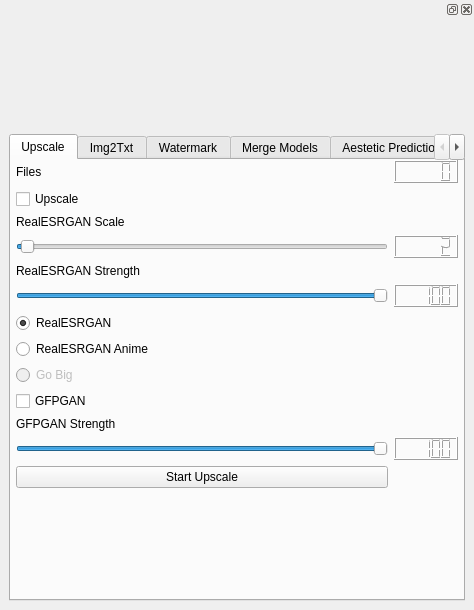
Above: frontend/ui/img_lab.ui from osi1880vr/sd_ui before the change. Below: the same form after it.
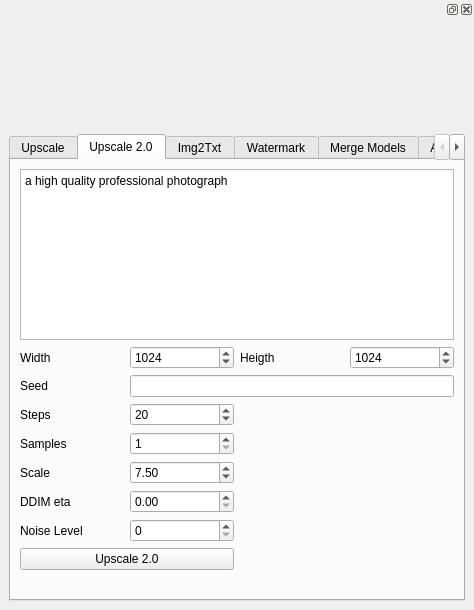
That is the form after the change.

Patch:
```diff
--- a/frontend/ui/img_lab.ui
+++ b/frontend/ui/img_lab.ui
@@ -76,8 +76,11 @@
           </property>
           <item>
            <widget class="QTabWidget" name="imageLab">
+            <property name="enabled">
+             <bool>true</bool>
+            </property>
             <property name="currentIndex">
-             <number>0</number>
+             <number>1</number>
             </property>
             <widget class="QWidget" name="Upscale">
              <attribute name="title">
@@ -263,6 +266,177 @@
               </item>
              </layout>
             </widget>
+            <widget class="QWidget" name="tab_4">
+             <attribute name="title">
+              <string>Upscale 2.0</string>
+             </attribute>
+             <layout class="QGridLayout" name="gridLayout_7">
+              <item row="6" column="0">
+               <widget class="QLabel" name="label_20">
+                <property name="text">
+                 <string>Scale</string>
+                </property>
+               </widget>
+              </item>
+              <item row="10" column="1">
+               <spacer name="verticalSpacer_8">
+                <property name="orientation">
+                 <enum>Qt::Vertical</enum>
+                </property>
+                <property name="sizeHint" stdset="0">
+                 <size>
+                  <width>20</width>
+                  <height>40</height>
+                 </size>
+                </property>
+               </spacer>
+              </item>
+              <item row="3" column="0">
+               <widget class="QLabel" name="label_19">
+                <property name="text">
+                 <string>Steps</string>
+                </property>
+               </widget>
+              </item>
+              <item row="1" column="1">
+               <widget class="QSpinBox" name="upscale_w">
+                <property name="maximum">
+                 <number>4096</number>
+                </property>
+                <property name="value">
+                 <number>1024</number>
+                </property>
+               </widget>
+              </item>
+              <item row="8" column="0">
+               <widget class="QLabel" name="label_22">
+                <property name="text">
+                 <string>Noise Level</string>
+                </property>
+               </widget>
+              </item>
+              <item row="0" column="0" colspan="4">
+               <widget class="QTextEdit" name="textEdit">
+                <property name="html">
+                 <string>&lt;!DOCTYPE HTML PUBLIC &quot;-//W3C//DTD HTML 4.0//EN&quot; &quot;http://www.w3.org/TR/REC-html40/strict.dtd&quot;&gt;
+&lt;html&gt;&lt;head&gt;&lt;meta name=&quot;qrichtext&quot; content=&quot;1&quot; /&gt;&lt;meta charset=&quot;utf-8&quot; /&gt;&lt;style type=&quot;text/css&quot;&gt;
+p, li { white-space: pre-wrap; }
+hr { height: 1px; border-width: 0; }
+&lt;/style&gt;&lt;/head&gt;&lt;body style=&quot; font-family:'Segoe UI'; font-size:9pt; font-weight:400; font-style:normal;&quot;&gt;
+&lt;p style=&quot; margin-top:0px; margin-bottom:0px; margin-left:0px; margin-right:0px; -qt-block-indent:0; text-indent:0px;&quot;&gt;a high quality professional photograph&lt;/p&gt;&lt;/body&gt;&lt;/html&gt;</string>
+                </property>
+               </widget>
+              </item>
+              <item row="1" column="3">
+               <widget class="QSpinBox" name="upscale_h">
+                <property name="maximum">
+                 <number>4096</number>
+                </property>
+                <property name="value">
+                 <number>1024</number>
+                </property>
+               </widget>
+              </item>
+              <item row="1" column="2">
+               <widget class="QLabel" name="label_16">
+                <property name="text">
+                 <string>Heigth</string>
+                </property>
+               </widget>
+              </item>
+              <item row="4" column="1">
+               <widget class="QSpinBox" name="samples">
+                <property name="minimum">
+                 <number>1</number>
+                </property>
+                <property name="maximum">
+                 <number>100</number>
+                </property>
+                <property name="value">
+                 <number>1</number>
+                </property>
+               </widget>
+              </item>
+              <item row="6" column="1">
+               <widget class="QDoubleSpinBox" name="scale">
+                <property name="maximum">
+                 <double>30.000000000000000</double>
+                </property>
+                <property name="singleStep">
+                 <double>0.100000000000000</double>
+                </property>
+                <property name="value">
+                 <double>7.500000000000000</double>
+                </property>
+               </widget>
+              </item>
+              <item row="8" column="1">
+               <widget class="QSpinBox" name="noise_level">
+                <property name="maximum">
+                 <number>350</number>
+                </property>
+               </widget>
+              </item>
+              <item row="3" column="1">
+               <widget class="QSpinBox" name="steps">
+                <property name="maximum">
+                 <number>250</number>
+                </property>
+                <property name="value">
+                 <number>20</number>
+                </property>
+               </widget>
+              </item>
+              <item row="1" column="0">
+               <widget class="QLabel" name="label_15">
+                <property name="text">
+                 <string>Width</string>
+                </property>
+               </widget>
+              </item>
+              <item row="4" column="0">
+               <widget class="QLabel" name="label_18">
+                <property name="text">
+                 <string>Samples</string>
+                </property>
+               </widget>
+              </item>
+              <item row="2" column="1" colspan="3">
+               <widget class="QLineEdit" name="seed"/>
+              </item>
+              <item row="7" column="1">
+               <widget class="QDoubleSpinBox" name="ddim_eta">
+                <property name="maximum">
+                 <double>1.000000000000000</double>
+                </property>
+                <property name="singleStep">
+                 <double>0.100000000000000</double>
+                </property>
+               </widget>
+              </item>
+              <item row="7" column="0">
+               <widget class="QLabel" name="label_21">
+                <property name="text">
+                 <string>DDIM eta</string>
+                </property>
+               </widget>
+              </item>
+              <item row="2" column="0">
+               <widget class="QLabel" name="label_17">
+                <property name="text">
+                 <string>Seed</string>
+                </property>
+               </widget>
+              </item>
+              <item row="9" column="0" colspan="2">
+               <widget class="QPushButton" name="upscale_20">
+                <property name="text">
+                 <string>Upscale 2.0</string>
+                </property>
+               </widget>
+              </item>
+             </layout>
+            </widget>
             <widget class="QWidget" name="imgToTxt">
              <attribute name="title">
               <string>Img2Txt</string>
@@ -731,6 +905,66 @@
               </item>
              </layout>
             </widget>
+            <widget class="QWidget" name="tab_3">
+             <property name="enabled">
+              <bool>false</bool>
+             </property>
+             <attribute name="title">
+              <string>VoltaML</string>
+             </attribute>
+             <layout class="QGridLayout" name="gridLayout">
+              <item row="2" column="0">
+               <widget class="QSpinBox" name="max_gpu_memory">
+                <property name="minimum">
+                 <number>4</number>
+                </property>
+                <property name="maximum">
+                 <number>80</number>
+                </property>
+                <property name="value">
+                 <number>12</number>
+                </property>
+               </widget>
+              </item>
+              <item row="3" column="1">
+               <spacer name="verticalSpacer_7">
+                <property name="orientation">
+                 <enum>Qt::Vertical</enum>
+                </property>
+                <property name="sizeHint" stdset="0">
+                 <size>
+                  <width>20</width>
+                  <height>40</height>
+                 </size>
+                </property>
+               </spacer>
+              </item>
+              <item row="2" column="1" colspan="2">
+               <widget class="QPushButton" name="run_volta_accel">
+                <property name="text">
+                 <string>Accelerate Model</string>
+                </property>
+               </widget>
+              </item>
+              <item row="0" column="0" colspan="2">
+               <widget class="QLineEdit" name="accel_path"/>
+              </item>
+              <item row="0" column="2">
+               <widget class="QPushButton" name="selected_model">
+                <property name="text">
+                 <string>Select Model</string>
+                </property>
+               </widget>
+              </item>
+              <item row="1" column="0">
+               <widget class="QLabel" name="label_14">
+                <property name="text">
+                 <string>Max GPU Mem</string>
+                </property>
+               </widget>
+              </item>
+             </layout>
+            </widget>
            </widget>
           </item>
          </layout>
```
